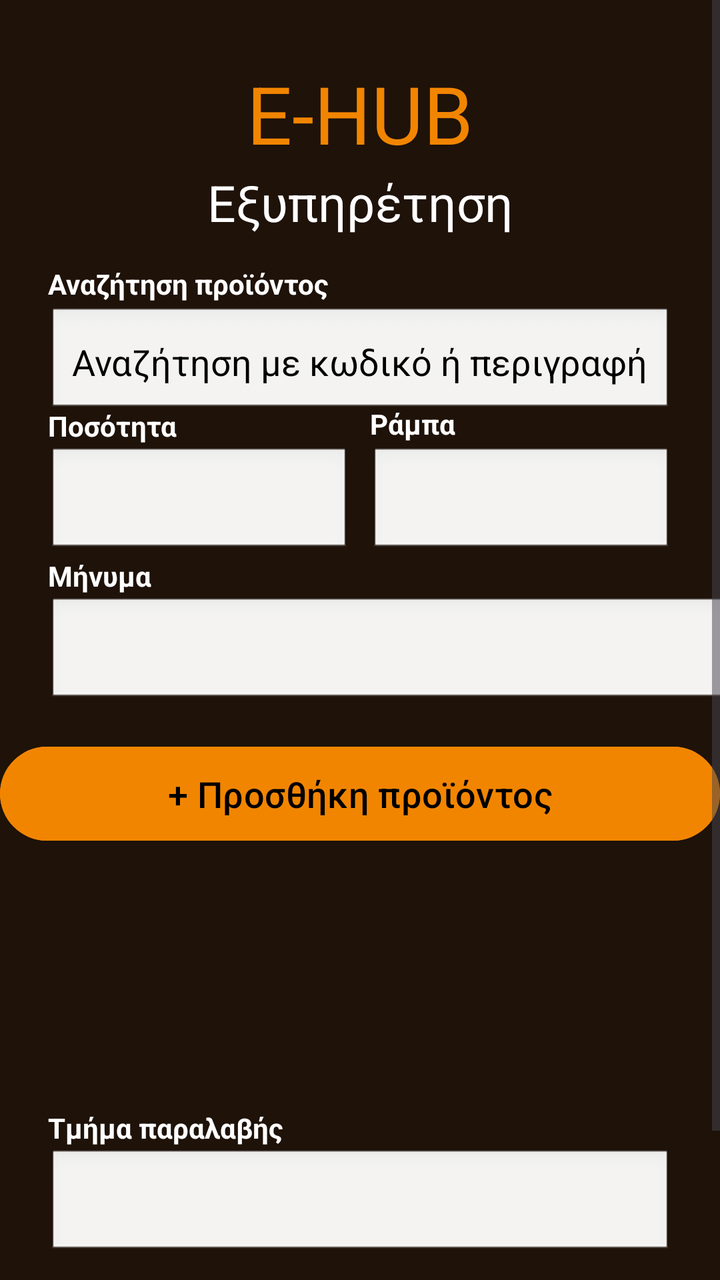
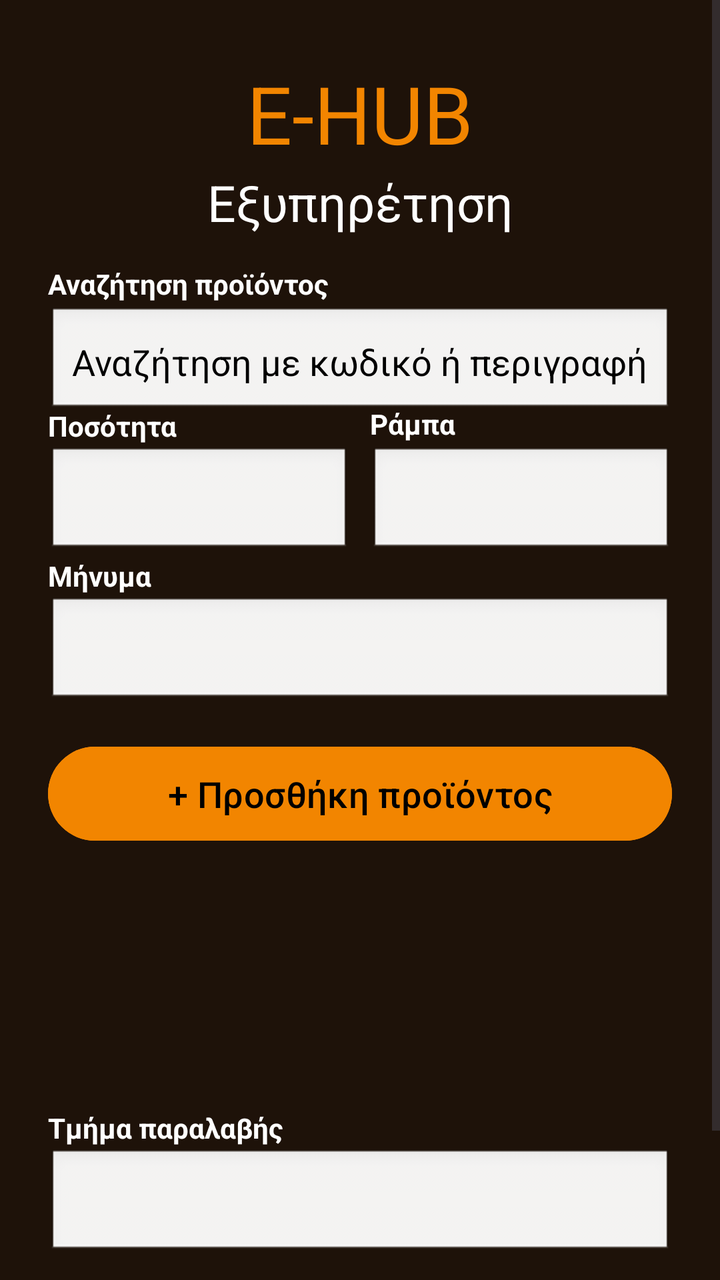

The first picture is an Android layout as it rendered before a commit; the second is the same layout after the commit. The layout source and the unified diff follow.
<!-- AndroidManifest.xml: application theme Theme.EHUB -->
<!-- res/layout/customer_support.xml -->
<?xml version="1.0" encoding="utf-8"?>
<ScrollView  xmlns:android="http://schemas.android.com/apk/res/android"
    xmlns:tools="http://schemas.android.com/tools"
    android:layout_width="match_parent"
    android:layout_height="match_parent"
    xmlns:app="http://schemas.android.com/apk/res-auto"
    android:background="@color/brown">
    <androidx.constraintlayout.widget.ConstraintLayout
        android:layout_width="match_parent"
        android:layout_height="wrap_content"
        android:paddingBottom="24dp">


    <TextView
        android:id="@+id/titleText"
        android:layout_width="wrap_content"
        android:layout_height="wrap_content"
        android:text="E-HUB"
        android:textColor="@color/orange"
        app:layout_constraintEnd_toEndOf="parent"
        app:layout_constraintStart_toStartOf="parent"
        app:layout_constraintTop_toTopOf="parent"
        android:textSize="40sp"
        android:layout_marginTop="30sp"/>

    <TextView
        android:layout_width="wrap_content"
        android:layout_height="wrap_content"
        android:text="Εξυπηρέτηση"
        android:textSize="25sp"
        android:textColor="@color/white"
        app:layout_constraintTop_toBottomOf="@+id/titleText"
        app:layout_constraintStart_toStartOf="parent"
        app:layout_constraintEnd_toEndOf="parent"
        android:layout_marginTop="1dp"/>

    <TextView
        android:id="@+id/productSearchLabel"
        android:layout_width="wrap_content"
        android:layout_height="wrap_content"
        android:text="Αναζήτηση προϊόντος"
        android:textColor="@color/white"
        android:textSize="14sp"
        android:textStyle="bold"
        app:layout_constraintStart_toStartOf="@id/productNumberInput"
        app:layout_constraintBottom_toTopOf="@id/productNumberInput"
        android:layout_marginBottom="2dp" />

    <EditText
        android:id="@+id/productNumberInput"
        android:layout_width="match_parent"
        android:layout_height="55dp"
        android:hint="Αναζήτηση με κωδικό ή περιγραφή "
        android:inputType="text"
        android:singleLine="true"
        android:padding="12dp"
        android:background="@android:drawable/edit_text"
        android:textColor="@color/black"
        android:textColorHint="@color/black"
        app:layout_constraintTop_toBottomOf="@+id/titleText"
        app:layout_constraintStart_toStartOf="parent"
        android:layout_marginStart="24dp"
        android:layout_marginEnd="24dp"
        android:layout_marginTop="70dp" />

    <TextView
    android:id="@+id/quantityLabel"
    android:layout_width="wrap_content"
    android:layout_height="wrap_content"
    android:text="Ποσότητα"
    android:textColor="@color/white"
    android:textSize="14sp"
    android:textStyle="bold"
    app:layout_constraintStart_toStartOf="@id/quantityInput"
    app:layout_constraintBottom_toTopOf="@id/quantityInput"
    android:layout_marginBottom="1dp" />


    <EditText
        android:id="@+id/quantityInput"
        android:layout_width="0dp"
        android:layout_height="55dp"
        android:inputType="number"
        android:singleLine="true"
        android:padding="12dp"
        android:background="@android:drawable/edit_text"
        android:textColor="@color/black"
        android:textColorHint="#777777"
        app:layout_constraintTop_toBottomOf="@id/productNumberInput"
        app:layout_constraintStart_toStartOf="parent"
        app:layout_constraintEnd_toStartOf="@id/locationInput"
        android:layout_marginStart="24dp"
        android:layout_marginEnd="2dp"
        android:layout_marginTop="15dp" />

    <TextView
    android:id="@+id/r_θεση"
    android:layout_width="wrap_content"
    android:layout_height="wrap_content"
    android:text="Ράμπα"
    android:textColor="@color/white"
    android:textSize="14sp"
    android:textStyle="bold"
    app:layout_constraintStart_toStartOf="@id/locationInput"
    app:layout_constraintBottom_toTopOf="@id/quantityInput"
    android:layout_marginBottom="2dp" />

    <EditText
        android:id="@+id/locationInput"
        android:layout_width="0dp"
        android:layout_height="55dp"
        android:inputType="number"
        android:singleLine="true"
        android:padding="12dp"
        android:background="@android:drawable/edit_text"
        android:textColor="@color/black"
        android:textColorHint="#777777"
        app:layout_constraintTop_toTopOf="@id/quantityInput"
        app:layout_constraintStart_toEndOf="@id/quantityInput"
        app:layout_constraintEnd_toEndOf="parent"
        android:layout_marginEnd="24dp"
        android:layout_marginStart="8dp"
        />

    <TextView
        android:id="@+id/messageLabel"
        android:layout_width="wrap_content"
        android:layout_height="wrap_content"
        android:text="Μήνυμα"
        android:textColor="@color/white"
        android:textSize="14sp"
        android:textStyle="bold"
        app:layout_constraintStart_toStartOf="@id/messageInput"
        app:layout_constraintBottom_toTopOf="@id/messageInput"
        android:layout_marginBottom="1dp" />

    <EditText
        android:id="@+id/messageInput"
        android:layout_width="360dp"
        android:layout_height="55dp"
        android:layout_marginStart="24dp"
        android:layout_marginTop="20dp"
        android:background="@android:drawable/edit_text"
        android:inputType="text"
        android:padding="10dp"
        android:singleLine="true"
        android:textColor="@color/black"
        android:textColorHint="@color/black"
        app:layout_constraintStart_toStartOf="parent"
        app:layout_constraintTop_toBottomOf="@+id/quantityInput" />


    <Button
        android:id="@+id/productInsert"
        android:layout_width="360dp"
        android:layout_height="55dp"
        android:layout_marginTop="16dp"
        android:backgroundTint="@color/orange"
        android:text="+ Προσθήκη προϊόντος"
        android:textColor="@color/black"
        android:textSize="18sp"
        app:layout_constraintEnd_toEndOf="parent"
        app:layout_constraintHorizontal_bias="0.496"
        app:layout_constraintStart_toStartOf="parent"
        app:layout_constraintTop_toBottomOf="@+id/messageInput" />

    <androidx.recyclerview.widget.RecyclerView
        android:id="@+id/insertedProducts"
        android:layout_width="0dp"
        android:layout_height="100dp"
        android:clipToPadding="false"
        android:padding="4dp"
        android:scrollbars="vertical"
        app:layout_constraintTop_toBottomOf="@+id/productInsert"
        app:layout_constraintStart_toStartOf="parent"
        app:layout_constraintEnd_toEndOf="parent"
        android:layout_marginStart="20dp"
        android:layout_marginEnd="20dp"
        android:layout_marginTop="10dp"
        />


        <TextView
            android:id="@+id/departmentLabel"
            android:layout_width="wrap_content"
            android:layout_height="wrap_content"
            android:layout_marginStart="24dp"
            android:layout_marginTop="20dp"
            android:text="Τμήμα παραλαβής"
            android:textColor="@color/white"
            android:textSize="14sp"
            android:textStyle="bold"
            app:layout_constraintStart_toStartOf="parent"
            app:layout_constraintTop_toBottomOf="@id/insertedProducts" />

        <Spinner
            android:id="@+id/selectDepartment"
            android:layout_width="0dp"
            android:layout_height="55dp"
            android:background="@android:drawable/edit_text"
            android:paddingStart="12dp"
            android:paddingEnd="12dp"
            app:layout_constraintTop_toBottomOf="@id/departmentLabel"
            app:layout_constraintStart_toStartOf="@id/departmentLabel"
            app:layout_constraintEnd_toEndOf="parent"
            android:layout_marginEnd="24dp"
            android:layout_marginTop="1dp" />

    <Button
        android:id="@+id/sendRequest"
        android:layout_width="0dp"
        android:layout_height="55dp"
        android:layout_marginStart="24dp"
        android:layout_marginTop="16dp"
        android:layout_marginEnd="24dp"
        android:backgroundTint="@color/orange"
        android:text="Αποστολή αιτήματος"
        android:textColor="@color/black"
        android:textSize="18sp"
        app:layout_constraintEnd_toEndOf="parent"
        app:layout_constraintStart_toStartOf="parent"
        app:layout_constraintTop_toBottomOf="@id/selectDepartment"
        app:layout_constraintBottom_toBottomOf="parent" />


    </androidx.constraintlayout.widget.ConstraintLayout>
</ScrollView>
<!-- resources referenced by this layout -->
<resources>
  <color name="black">#FF000000</color>
  <color name="brown">#1E1209</color>
  <color name="orange">#F28500</color>
  <color name="white">#FFFFFFFF</color>
  <style name="Theme.EHUB" parent="Base.Theme.EHUB" />
  <style name="Base.Theme.EHUB" parent="Theme.Material3.DayNight.NoActionBar">
          
          
      </style>
</resources>

<!-- the commit's change to res/layout/customer_support.xml (unified diff, before → after) -->
@@ -1,184 +1,207 @@
 <?xml version="1.0" encoding="utf-8"?>
-<ScrollView  xmlns:android="http://schemas.android.com/apk/res/android"
+<ScrollView
+    xmlns:android="http://schemas.android.com/apk/res/android"
     xmlns:tools="http://schemas.android.com/tools"
+    xmlns:app="http://schemas.android.com/apk/res-auto"
     android:layout_width="match_parent"
     android:layout_height="match_parent"
-    xmlns:app="http://schemas.android.com/apk/res-auto"
     android:background="@color/brown">
+
     <androidx.constraintlayout.widget.ConstraintLayout
         android:layout_width="match_parent"
         android:layout_height="wrap_content"
         android:paddingBottom="24dp">
 
-
-    <TextView
-        android:id="@+id/titleText"
-        android:layout_width="wrap_content"
-        android:layout_height="wrap_content"
-        android:text="E-HUB"
-        android:textColor="@color/orange"
-        app:layout_constraintEnd_toEndOf="parent"
-        app:layout_constraintStart_toStartOf="parent"
-        app:layout_constraintTop_toTopOf="parent"
-        android:textSize="40sp"
-        android:layout_marginTop="30sp"/>
-
-    <TextView
-        android:layout_width="wrap_content"
-        android:layout_height="wrap_content"
-        android:text="Εξυπηρέτηση"
-        android:textSize="25sp"
-        android:textColor="@color/white"
-        app:layout_constraintTop_toBottomOf="@+id/titleText"
-        app:layout_constraintStart_toStartOf="parent"
-        app:layout_constraintEnd_toEndOf="parent"
-        android:layout_marginTop="1dp"/>
-
-    <TextView
-        android:id="@+id/productSearchLabel"
-        android:layout_width="wrap_content"
-        android:layout_height="wrap_content"
-        android:text="Αναζήτηση προϊόντος"
-        android:textColor="@color/white"
-        android:textSize="14sp"
-        android:textStyle="bold"
-        app:layout_constraintStart_toStartOf="@id/productNumberInput"
-        app:layout_constraintBottom_toTopOf="@id/productNumberInput"
-        android:layout_marginBottom="2dp" />
-
-    <EditText
-        android:id="@+id/productNumberInput"
-        android:layout_width="match_parent"
-        android:layout_height="55dp"
-        android:hint="Αναζήτηση με κωδικό ή περιγραφή "
-        android:inputType="text"
-        android:singleLine="true"
-        android:padding="12dp"
-        android:background="@android:drawable/edit_text"
-        android:textColor="@color/black"
-        android:textColorHint="@color/black"
-        app:layout_constraintTop_toBottomOf="@+id/titleText"
-        app:layout_constraintStart_toStartOf="parent"
-        android:layout_marginStart="24dp"
-        android:layout_marginEnd="24dp"
-        android:layout_marginTop="70dp" />
-
-    <TextView
-    android:id="@+id/quantityLabel"
-    android:layout_width="wrap_content"
-    android:layout_height="wrap_content"
-    android:text="Ποσότητα"
-    android:textColor="@color/white"
-    android:textSize="14sp"
-    android:textStyle="bold"
-    app:layout_constraintStart_toStartOf="@id/quantityInput"
-    app:layout_constraintBottom_toTopOf="@id/quantityInput"
-    android:layout_marginBottom="1dp" />
-
-
-    <EditText
-        android:id="@+id/quantityInput"
-        android:layout_width="0dp"
-        android:layout_height="55dp"
-        android:inputType="number"
-        android:singleLine="true"
-        android:padding="12dp"
-        android:background="@android:drawable/edit_text"
-        android:textColor="@color/black"
-        android:textColorHint="#777777"
-        app:layout_constraintTop_toBottomOf="@id/productNumberInput"
-        app:layout_constraintStart_toStartOf="parent"
-        app:layout_constraintEnd_toStartOf="@id/locationInput"
-        android:layout_marginStart="24dp"
-        android:layout_marginEnd="2dp"
-        android:layout_marginTop="15dp" />
-
-    <TextView
-    android:id="@+id/r_θεση"
-    android:layout_width="wrap_content"
-    android:layout_height="wrap_content"
-    android:text="Ράμπα"
-    android:textColor="@color/white"
-    android:textSize="14sp"
-    android:textStyle="bold"
-    app:layout_constraintStart_toStartOf="@id/locationInput"
-    app:layout_constraintBottom_toTopOf="@id/quantityInput"
-    android:layout_marginBottom="2dp" />
-
-    <EditText
-        android:id="@+id/locationInput"
-        android:layout_width="0dp"
-        android:layout_height="55dp"
-        android:inputType="number"
-        android:singleLine="true"
-        android:padding="12dp"
-        android:background="@android:drawable/edit_text"
-        android:textColor="@color/black"
-        android:textColorHint="#777777"
-        app:layout_constraintTop_toTopOf="@id/quantityInput"
-        app:layout_constraintStart_toEndOf="@id/quantityInput"
-        app:layout_constraintEnd_toEndOf="parent"
-        android:layout_marginEnd="24dp"
-        android:layout_marginStart="8dp"
-        />
-
-    <TextView
-        android:id="@+id/messageLabel"
-        android:layout_width="wrap_content"
-        android:layout_height="wrap_content"
-        android:text="Μήνυμα"
-        android:textColor="@color/white"
-        android:textSize="14sp"
-        android:textStyle="bold"
-        app:layout_constraintStart_toStartOf="@id/messageInput"
-        app:layout_constraintBottom_toTopOf="@id/messageInput"
-        android:layout_marginBottom="1dp" />
-
-    <EditText
-        android:id="@+id/messageInput"
-        android:layout_width="360dp"
-        android:layout_height="55dp"
-        android:layout_marginStart="24dp"
-        android:layout_marginTop="20dp"
-        android:background="@android:drawable/edit_text"
-        android:inputType="text"
-        android:padding="10dp"
-        android:singleLine="true"
-        android:textColor="@color/black"
-        android:textColorHint="@color/black"
-        app:layout_constraintStart_toStartOf="parent"
-        app:layout_constraintTop_toBottomOf="@+id/quantityInput" />
-
-
-    <Button
-        android:id="@+id/productInsert"
-        android:layout_width="360dp"
-        android:layout_height="55dp"
-        android:layout_marginTop="16dp"
-        android:backgroundTint="@color/orange"
-        android:text="+ Προσθήκη προϊόντος"
-        android:textColor="@color/black"
-        android:textSize="18sp"
-        app:layout_constraintEnd_toEndOf="parent"
-        app:layout_constraintHorizontal_bias="0.496"
-        app:layout_constraintStart_toStartOf="parent"
-        app:layout_constraintTop_toBottomOf="@+id/messageInput" />
-
-    <androidx.recyclerview.widget.RecyclerView
-        android:id="@+id/insertedProducts"
-        android:layout_width="0dp"
-        android:layout_height="100dp"
-        android:clipToPadding="false"
-        android:padding="4dp"
-        android:scrollbars="vertical"
-        app:layout_constraintTop_toBottomOf="@+id/productInsert"
-        app:layout_constraintStart_toStartOf="parent"
-        app:layout_constraintEnd_toEndOf="parent"
-        android:layout_marginStart="20dp"
-        android:layout_marginEnd="20dp"
-        android:layout_marginTop="10dp"
-        />
-
+        <TextView
+            android:id="@+id/titleText"
+            android:layout_width="wrap_content"
+            android:layout_height="wrap_content"
+            android:layout_marginTop="30dp"
+            android:text="E-HUB"
+            android:textColor="@color/orange"
+            android:textSize="40sp"
+            app:layout_constraintEnd_toEndOf="parent"
+            app:layout_constraintStart_toStartOf="parent"
+            app:layout_constraintTop_toTopOf="parent" />
+
+        <TextView
+            android:id="@+id/customerSupportTitle"
+            android:layout_width="wrap_content"
+            android:layout_height="wrap_content"
+            android:layout_marginTop="1dp"
+            android:text="Εξυπηρέτηση"
+            android:textColor="@color/white"
+            android:textSize="25sp"
+            app:layout_constraintEnd_toEndOf="parent"
+            app:layout_constraintStart_toStartOf="parent"
+            app:layout_constraintTop_toBottomOf="@id/titleText" />
+
+        <TextView
+            android:id="@+id/productSearchLabel"
+            android:layout_width="wrap_content"
+            android:layout_height="wrap_content"
+            android:layout_marginBottom="2dp"
+            android:text="Αναζήτηση προϊόντος"
+            android:textColor="@color/white"
+            android:textSize="14sp"
+            android:textStyle="bold"
+            app:layout_constraintBottom_toTopOf="@id/customerSupportSearch"
+            app:layout_constraintStart_toStartOf="@id/customerSupportSearch" />
+
+        <EditText
+            android:id="@+id/customerSupportSearch"
+            android:layout_width="0dp"
+            android:layout_height="55dp"
+            android:layout_marginStart="24dp"
+            android:layout_marginTop="70dp"
+            android:layout_marginEnd="24dp"
+            android:background="@android:drawable/edit_text"
+            android:hint="Αναζήτηση με κωδικό ή περιγραφή"
+            android:inputType="text"
+            android:padding="12dp"
+            android:singleLine="true"
+            android:textColor="@color/black"
+            android:textColorHint="@color/black"
+            app:layout_constraintEnd_toEndOf="parent"
+            app:layout_constraintStart_toStartOf="parent"
+            app:layout_constraintTop_toBottomOf="@id/titleText" />
+
+        <ScrollView
+            android:id="@+id/customerSupSuggestionsScroll"
+            android:layout_width="0dp"
+            android:layout_height="150dp"
+            android:layout_marginStart="20dp"
+            android:layout_marginEnd="20dp"
+            android:background="@android:color/white"
+            android:elevation="8dp"
+            android:visibility="gone"
+            app:layout_constraintEnd_toEndOf="parent"
+            app:layout_constraintStart_toStartOf="parent"
+            app:layout_constraintTop_toBottomOf="@id/customerSupportSearch">
+
+            <LinearLayout
+                android:id="@+id/customerSupSuggestionsList"
+                android:layout_width="match_parent"
+                android:layout_height="wrap_content"
+                android:orientation="vertical"
+                android:padding="8dp" />
+
+        </ScrollView>
+
+        <TextView
+            android:id="@+id/quantityLabel"
+            android:layout_width="wrap_content"
+            android:layout_height="wrap_content"
+            android:layout_marginBottom="1dp"
+            android:text="Ποσότητα"
+            android:textColor="@color/white"
+            android:textSize="14sp"
+            android:textStyle="bold"
+            app:layout_constraintBottom_toTopOf="@id/quantityInput"
+            app:layout_constraintStart_toStartOf="@id/quantityInput" />
+
+        <EditText
+            android:id="@+id/quantityInput"
+            android:layout_width="0dp"
+            android:layout_height="55dp"
+            android:layout_marginStart="24dp"
+            android:layout_marginTop="15dp"
+            android:layout_marginEnd="2dp"
+            android:background="@android:drawable/edit_text"
+            android:inputType="number"
+            android:padding="12dp"
+            android:singleLine="true"
+            android:textColor="@color/black"
+            android:textColorHint="#777777"
+            app:layout_constraintEnd_toStartOf="@id/locationInput"
+            app:layout_constraintStart_toStartOf="parent"
+            app:layout_constraintTop_toBottomOf="@id/customerSupportSearch" />
+
+        <TextView
+            android:id="@+id/r_θεση"
+            android:layout_width="wrap_content"
+            android:layout_height="wrap_content"
+            android:layout_marginBottom="2dp"
+            android:text="Ράμπα"
+            android:textColor="@color/white"
+            android:textSize="14sp"
+            android:textStyle="bold"
+            app:layout_constraintBottom_toTopOf="@id/locationInput"
+            app:layout_constraintStart_toStartOf="@id/locationInput" />
+
+        <EditText
+            android:id="@+id/locationInput"
+            android:layout_width="0dp"
+            android:layout_height="55dp"
+            android:layout_marginStart="8dp"
+            android:layout_marginEnd="24dp"
+            android:background="@android:drawable/edit_text"
+            android:inputType="number"
+            android:padding="12dp"
+            android:singleLine="true"
+            android:textColor="@color/black"
+            android:textColorHint="#777777"
+            app:layout_constraintEnd_toEndOf="parent"
+            app:layout_constraintStart_toEndOf="@id/quantityInput"
+            app:layout_constraintTop_toTopOf="@id/quantityInput" />
+
+        <TextView
+            android:id="@+id/messageLabel"
+            android:layout_width="wrap_content"
+            android:layout_height="wrap_content"
+            android:layout_marginBottom="1dp"
+            android:text="Μήνυμα"
+            android:textColor="@color/white"
+            android:textSize="14sp"
+            android:textStyle="bold"
+            app:layout_constraintBottom_toTopOf="@id/messageInput"
+            app:layout_constraintStart_toStartOf="@id/messageInput" />
+
+        <EditText
+            android:id="@+id/messageInput"
+            android:layout_width="0dp"
+            android:layout_height="55dp"
+            android:layout_marginStart="24dp"
+            android:layout_marginTop="20dp"
+            android:layout_marginEnd="24dp"
+            android:background="@android:drawable/edit_text"
+            android:inputType="text"
+            android:padding="10dp"
+            android:singleLine="true"
+            android:textColor="@color/black"
+            android:textColorHint="@color/black"
+            app:layout_constraintEnd_toEndOf="parent"
+            app:layout_constraintStart_toStartOf="parent"
+            app:layout_constraintTop_toBottomOf="@id/quantityInput" />
+
+        <Button
+            android:id="@+id/productInsert"
+            android:layout_width="0dp"
+            android:layout_height="55dp"
+            android:layout_marginStart="24dp"
+            android:layout_marginTop="16dp"
+            android:layout_marginEnd="24dp"
+            android:backgroundTint="@color/orange"
+            android:text="+ Προσθήκη προϊόντος"
+            android:textColor="@color/black"
+            android:textSize="18sp"
+            app:layout_constraintEnd_toEndOf="parent"
+            app:layout_constraintStart_toStartOf="parent"
+            app:layout_constraintTop_toBottomOf="@id/messageInput" />
+
+        <androidx.recyclerview.widget.RecyclerView
+            android:id="@+id/insertedProducts"
+            android:layout_width="0dp"
+            android:layout_height="100dp"
+            android:layout_marginStart="20dp"
+            android:layout_marginTop="10dp"
+            android:layout_marginEnd="20dp"
+            android:clipToPadding="false"
+            android:padding="4dp"
+            android:scrollbars="vertical"
+            app:layout_constraintEnd_toEndOf="parent"
+            app:layout_constraintStart_toStartOf="parent"
+            app:layout_constraintTop_toBottomOf="@id/productInsert" />
 
         <TextView
             android:id="@+id/departmentLabel"
@@ -197,31 +220,30 @@
             android:id="@+id/selectDepartment"
             android:layout_width="0dp"
             android:layout_height="55dp"
+            android:layout_marginTop="1dp"
+            android:layout_marginEnd="24dp"
             android:background="@android:drawable/edit_text"
             android:paddingStart="12dp"
             android:paddingEnd="12dp"
-            app:layout_constraintTop_toBottomOf="@id/departmentLabel"
+            app:layout_constraintEnd_toEndOf="parent"
             app:layout_constraintStart_toStartOf="@id/departmentLabel"
-            app:layout_constraintEnd_toEndOf="parent"
-            android:layout_marginEnd="24dp"
-            android:layout_marginTop="1dp" />
-
-    <Button
-        android:id="@+id/sendRequest"
-        android:layout_width="0dp"
-        android:layout_height="55dp"
-        android:layout_marginStart="24dp"
-        android:layout_marginTop="16dp"
-        android:layout_marginEnd="24dp"
-        android:backgroundTint="@color/orange"
-        android:text="Αποστολή αιτήματος"
-        android:textColor="@color/black"
-        android:textSize="18sp"
-        app:layout_constraintEnd_toEndOf="parent"
-        app:layout_constraintStart_toStartOf="parent"
-        app:layout_constraintTop_toBottomOf="@id/selectDepartment"
-        app:layout_constraintBottom_toBottomOf="parent" />
-
+            app:layout_constraintTop_toBottomOf="@id/departmentLabel" />
+
+        <Button
+            android:id="@+id/sendRequest"
+            android:layout_width="0dp"
+            android:layout_height="55dp"
+            android:layout_marginStart="24dp"
+            android:layout_marginTop="16dp"
+            android:layout_marginEnd="24dp"
+            android:backgroundTint="@color/orange"
+            android:text="Αποστολή αιτήματος"
+            android:textColor="@color/black"
+            android:textSize="18sp"
+            app:layout_constraintBottom_toBottomOf="parent"
+            app:layout_constraintEnd_toEndOf="parent"
+            app:layout_constraintStart_toStartOf="parent"
+            app:layout_constraintTop_toBottomOf="@id/selectDepartment" />
 
     </androidx.constraintlayout.widget.ConstraintLayout>
 </ScrollView>
